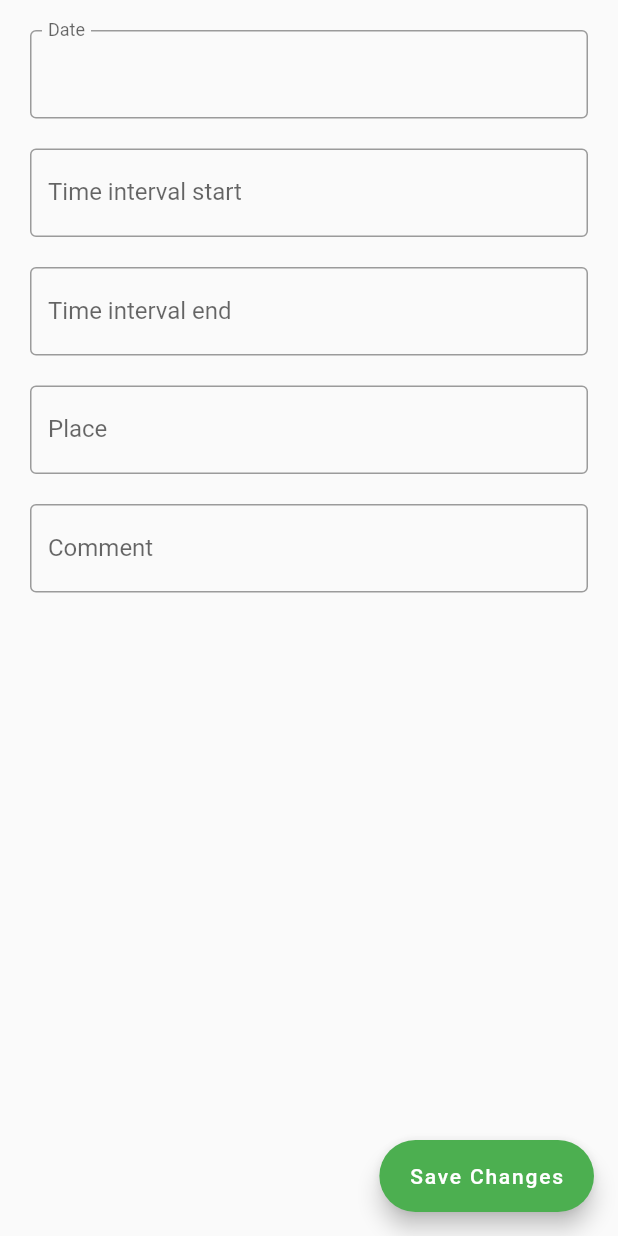
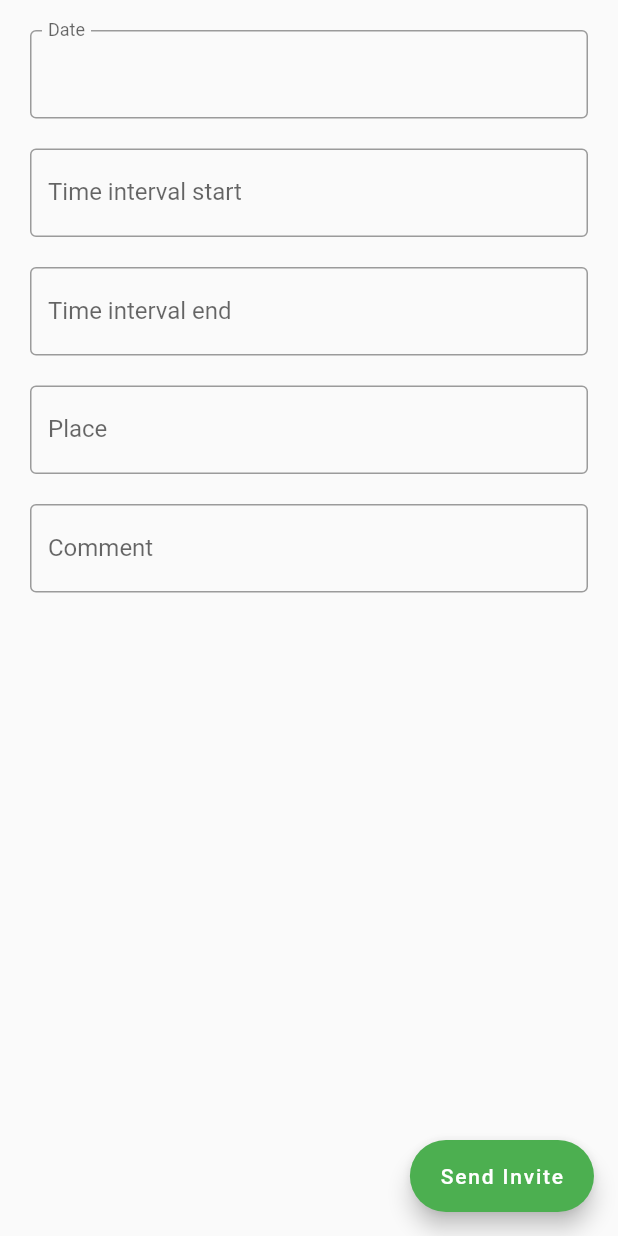
Before and after one commit to Catalin-Lucian/ItMarathon2023-frontend, a Flutter app: the SendRequestView screen opened directly, on a phone screen of 412 x 824 dp. Run offline on Flutter 3.47's test engine with Material 2 defaults, Android fonts, the phone set to English and light mode, and no system bars; our stand-ins replace easy_search_bar, flutter_bloc, google_nav_bar, shared_preferences, syncfusion_flutter_calendar; accounts and stored records are empty.

Commit message:
final update

```diff
--- a/invite_for_a_break/lib/config/config.dart
+++ b/invite_for_a_break/lib/config/config.dart
@@ -1,4 +1,4 @@
 // config class that holds the base url of the api
 class Config {
-  static const String baseUrl = 'http://192.168.251.31:5051/api';
+  static const String baseUrl = 'http://192.168.239.31:5051/api';
 }
--- a/invite_for_a_break/lib/src/screens/main/send_request_view.dart
+++ b/invite_for_a_break/lib/src/screens/main/send_request_view.dart
@@ -87,7 +87,7 @@ class SendRequestView extends StatelessWidget {
     return FloatingActionButton.extended(
       onPressed: () {},
       backgroundColor: Colors.green,
-      label: Text("Save Changes"),
+      label: Text("Send Invite"),
     );
   }
 }
--- a/invite_for_a_break/lib/src/screens/main/set_timeline.dart
+++ b/invite_for_a_break/lib/src/screens/main/set_timeline.dart
@@ -50,7 +50,9 @@ class _SetTimeLineViewState extends State<SetTimeLineView> {
             // back button
             leading: IconButton(
               icon: Icon(Icons.arrow_back),
-              onPressed: () {},
+              onPressed: () {
+                context.read<ProfileCubit>().gotoMain();
+              },
             ),
             title: Text("Set Timeline"),
           ),
```
